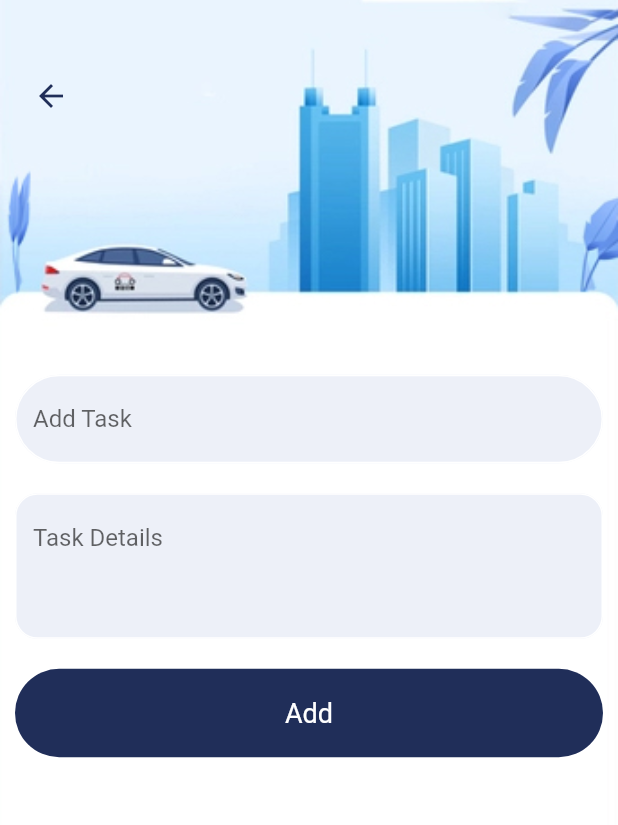
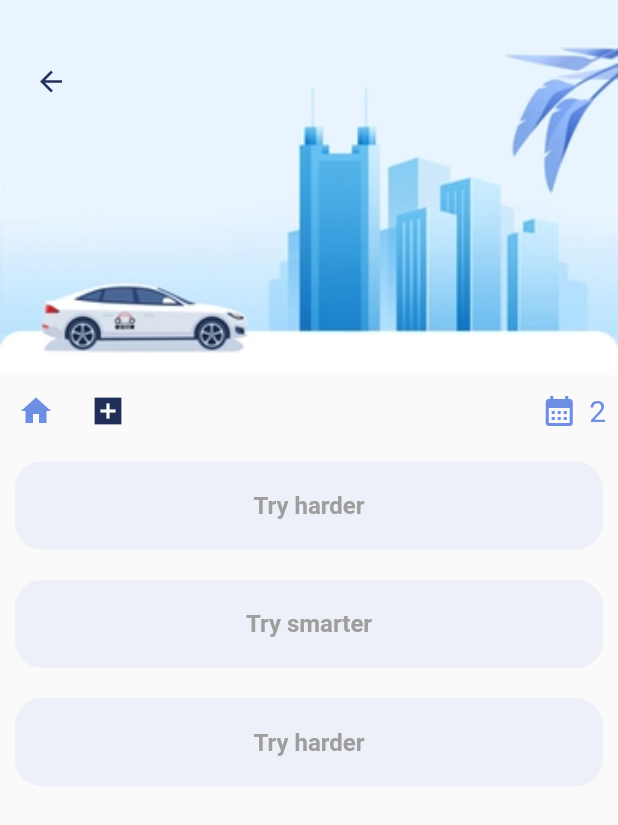
Before and after one commit to SyedMahamudulHasan/task_management, a Flutter app: the screen it shows after launch, on a phone screen of 412 x 824 dp. Shown: the top 825 px of the screen. Run offline on Flutter 3.47's test engine with Material 2 defaults, Android fonts, the phone set to English and light mode, and no system bars.

Commit message:
add task

```diff
--- a/lib/main.dart
+++ b/lib/main.dart
@@ -1,5 +1,6 @@
 import 'package:flutter/material.dart';
 import 'package:task_management/screens/add_task.dart';
+import 'package:task_management/screens/all_task.dart';
 import 'package:task_management/screens/home_screen.dart';
 
 void main() {
@@ -27,7 +28,7 @@ class MyApp extends StatelessWidget {
         // is not restarted.
         primarySwatch: Colors.blue,
       ),
-      home: const AddTask(),
+      home: const AllTask(),
     );
   }
 }
--- a/lib/screens/add_task.dart
+++ b/lib/screens/add_task.dart
@@ -1,8 +1,7 @@
 import 'dart:ui';
 
 import 'package:flutter/material.dart';
-import 'package:flutter/src/foundation/key.dart';
-import 'package:flutter/src/widgets/framework.dart';
+
 import 'package:task_management/colors/app_colors.dart';
 import 'package:task_management/screens/addtaskFied.dart';
 import 'package:task_management/widgets/buttonWidgets.dart';
--- /dev/null
+++ b/lib/screens/all_task.dart
@@ -0,0 +1,133 @@
+import 'package:flutter/material.dart';
+import 'package:task_management/colors/app_colors.dart';
+import 'package:task_management/widgets/task_widget.dart';
+
+class AllTask extends StatelessWidget {
+  const AllTask({Key? key}) : super(key: key);
+
+  @override
+  Widget build(BuildContext context) {
+    final size = MediaQuery.of(context).size;
+    final List mydata = [
+      "Try harder",
+      "Try smarter",
+      "Try harder",
+    ];
+
+    final leftEditIcon = Container(
+      padding: const EdgeInsets.only(left: 20),
+      margin: const EdgeInsets.only(bottom: 10),
+      color: const Color(0xFF2e3253).withOpacity(0.5),
+      alignment: Alignment.centerLeft,
+      child: const Icon(
+        Icons.edit,
+        color: Colors.white,
+      ),
+    );
+    final rightEditIcon = Container(
+      padding: const EdgeInsets.only(right: 20),
+      margin: const EdgeInsets.only(bottom: 10),
+      color: Colors.redAccent,
+      alignment: Alignment.centerRight,
+      child: const Icon(
+        Icons.delete,
+        color: Colors.white,
+      ),
+    );
+
+    return Scaffold(
+      body: Column(
+        children: [
+          Container(
+            alignment: Alignment.topLeft,
+            padding: const EdgeInsets.only(top: 30, left: 10),
+            width: size.width,
+            height: size.height / 3.3,
+            decoration: const BoxDecoration(
+              image: DecorationImage(
+                fit: BoxFit.cover,
+                image: AssetImage("assets/header1.jpg"),
+              ),
+            ),
+            child: IconButton(
+              onPressed: () {},
+              icon: const Icon(
+                Icons.arrow_back,
+              ),
+              iconSize: 22,
+              color: AppColors.mainColor,
+            ),
+          ),
+
+          ///=============================================>Iconbutton section
+          Row(
+            mainAxisAlignment: MainAxisAlignment.spaceBetween,
+            children: [
+              Row(
+                children: [
+                  IconButton(
+                    onPressed: () {},
+                    icon: const Icon(Icons.home),
+                    color: AppColors.secondaryColor,
+                  ),
+                  IconButton(
+                    onPressed: () {},
+                    icon: const Icon(Icons.add_box_sharp),
+                    color: AppColors.mainColor,
+                  )
+                ],
+              ),
+              Row(
+                children: [
+                  Icon(
+                    Icons.calendar_month_sharp,
+                    color: AppColors.secondaryColor,
+                  ),
+                  Padding(
+                    padding: const EdgeInsets.all(8.0),
+                    child: Text(
+                      '2',
+                      style: TextStyle(
+                        color: AppColors.secondaryColor,
+                        fontSize: 20,
+                      ),
+                    ),
+                  ),
+                ],
+              )
+            ],
+          ),
+
+          ///====================================================> task list
+          Flexible(
+            child: ListView.builder(
+              shrinkWrap: true,
+              itemCount: mydata.length,
+              itemBuilder: (context, index) => Dismissible(
+                background: leftEditIcon,
+                secondaryBackground: rightEditIcon,
+                onDismissed: (direction) {},
+                confirmDismiss: (direction) async {
+                  if (direction == DismissDirection.startToEnd) {
+                    showModalBottomSheet(
+                        context: context,
+                        builder: (_) {
+                          return Container(
+                            child: Text('testing'),
+                          );
+                        });
+                    return false;
+                  } else {
+                    return true;
+                  }
+                },
+                key: ObjectKey(index),
+                child: TaskWidget(size: size, task: mydata[index]),
+              ),
+            ),
+          )
+        ],
+      ),
+    );
+  }
+}
--- /dev/null
+++ b/lib/widgets/task_widget.dart
@@ -0,0 +1,35 @@
+import 'package:flutter/material.dart';
+import 'package:task_management/colors/app_colors.dart';
+
+class TaskWidget extends StatelessWidget {
+  const TaskWidget({
+    Key? key,
+    required this.size,
+    required this.task,
+  }) : super(key: key);
+
+  final Size size;
+  final String task;
+
+  @override
+  Widget build(BuildContext context) {
+    return Container(
+      width: size.width,
+      height: size.height / 14,
+      margin: const EdgeInsets.all(10),
+      decoration: BoxDecoration(
+        borderRadius: BorderRadius.circular(18),
+        color: AppColors.textHolder,
+      ),
+      child: Center(
+          child: Text(
+        task,
+        style: const TextStyle(
+          color: Colors.grey,
+          fontSize: 16,
+          fontWeight: FontWeight.bold,
+        ),
+      )),
+    );
+  }
+}
```
